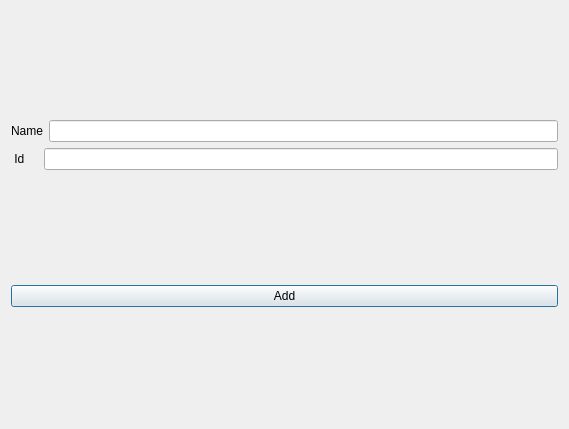
Above: Ifrad/add_chef.ui from Ridwan230/Restaurant-Management-System before the change. Below: the same form after it.
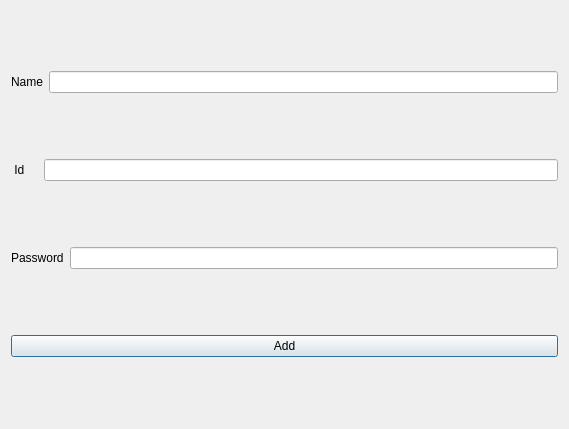
That is the form after the change.

Patch:
```diff
--- a/Ifrad/add_chef.ui
+++ b/Ifrad/add_chef.ui
@@ -13,13 +13,9 @@
   <property name="windowTitle">
    <string>Dialog</string>
   </property>
-  <layout class="QHBoxLayout" name="horizontalLayout_3">
-   <item>
-    <layout class="QVBoxLayout" name="verticalLayout_2">
-     <item>
       <layout class="QVBoxLayout" name="verticalLayout">
        <item>
-        <layout class="QHBoxLayout" name="horizontalLayout">
+    <layout class="QHBoxLayout" name="horizontalLayout_3">
          <item>
           <widget class="QLabel" name="label">
            <property name="text">
@@ -46,6 +42,18 @@
          </item>
         </layout>
        </item>
+   <item>
+    <layout class="QHBoxLayout" name="horizontalLayout">
+     <item>
+      <widget class="QLabel" name="label_3">
+       <property name="text">
+        <string>Password</string>
+       </property>
+      </widget>
+     </item>
+     <item>
+      <widget class="QLineEdit" name="lineEdit_password"/>
+     </item>
       </layout>
      </item>
      <item>
@@ -54,8 +62,6 @@
         <string>Add</string>
        </property>
       </widget>
-     </item>
-    </layout>
    </item>
   </layout>
  </widget>
```
Lines whose indentation alone changed are shown as unchanged.
